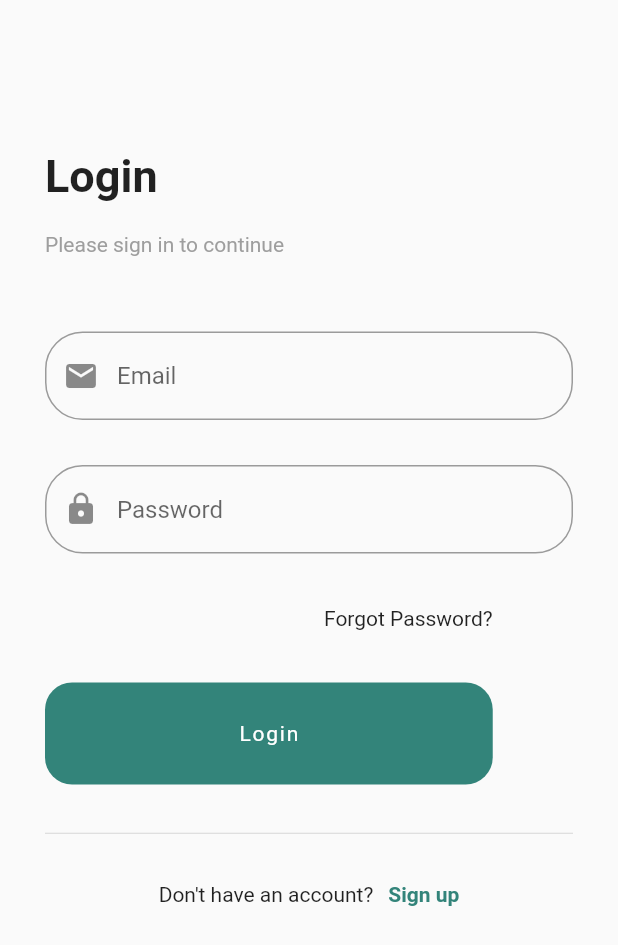
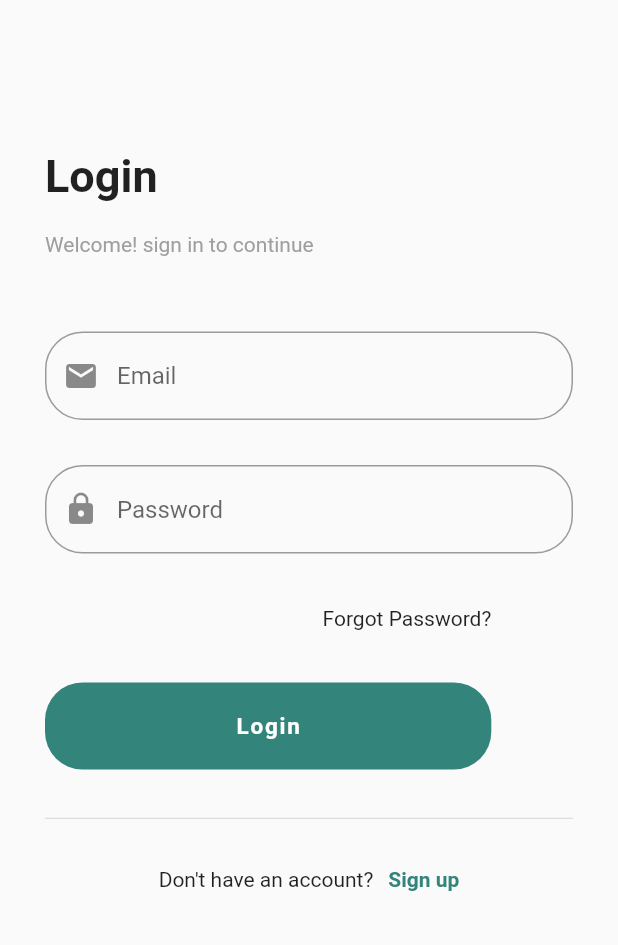
Before and after one commit to iuwin/Flutter-GoShopCDO, a Flutter app: the screen it shows after launch, on a phone screen of 412 x 824 dp. Shown: the top 945 px of the screen. Run offline on Flutter 3.47's test engine with Material 2 defaults, Android fonts, the phone set to English and light mode, and no system bars; Roboto replaces fonts that are missing (Nunito).

Commit message:
updated login page 1.0

```diff
--- a/lib/pages/login.dart
+++ b/lib/pages/login.dart
@@ -40,7 +40,7 @@ class _LoginState extends State<Login> {
                       ),
                     SizedBox(height: 20.0,),
                     Text(
-                      'Please sign in to continue',
+                      'Welcome! sign in to continue',
                       style: TextStyle(
                         color: Colors.grey[500]
                       )
@@ -99,16 +99,18 @@ class _LoginState extends State<Login> {
                       },
                       child: Listener(
                         child: Container(
-                          padding: EdgeInsets.fromLTRB(129.0, 26.0, 129.0, 26.0),
+                          padding: EdgeInsets.fromLTRB(127.0, 20.0, 127.0, 20.0),
                           decoration: BoxDecoration(
                             color: loginTouching == true ? Color(0xFFB296961) : Color(0xFFB308278),
-                            borderRadius: BorderRadius.circular(18),
+                            borderRadius: BorderRadius.circular(25.0),
                           ),
                           child: Text(
                               'Login',
                               style: TextStyle(
                                 color: Colors.white,
                                 letterSpacing: 1.2,
+                                fontSize: 15.0,
+                                fontWeight: FontWeight.bold
                               ),
                             ),
                         ),
--- a/lib/pages/register.dart
+++ b/lib/pages/register.dart
@@ -10,11 +10,7 @@ class _RegisterState extends State<Register> {
   @override
   Widget build(BuildContext context) {
     return Scaffold(
-      appBar: AppBar( //Initial for return in login page
-        title: Text('Register'),
-        centerTitle: true,
-        backgroundColor: Colors.blue[900],
-      ),
+
       body: Container(
         child: Text('Register '),
         )
```
